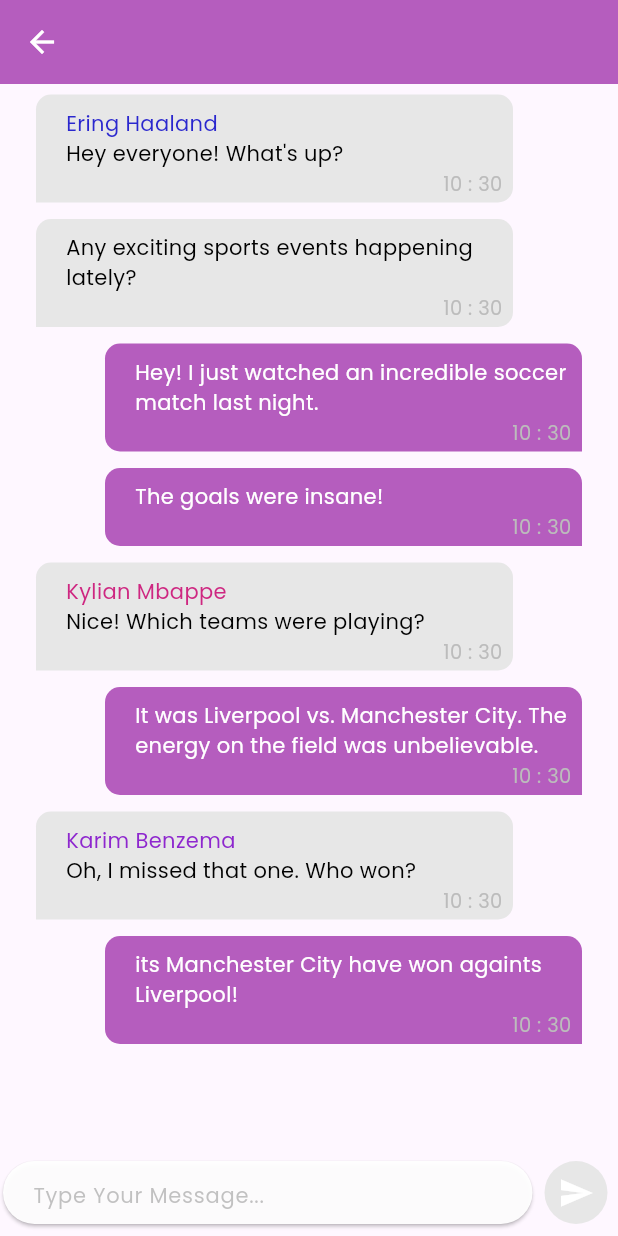
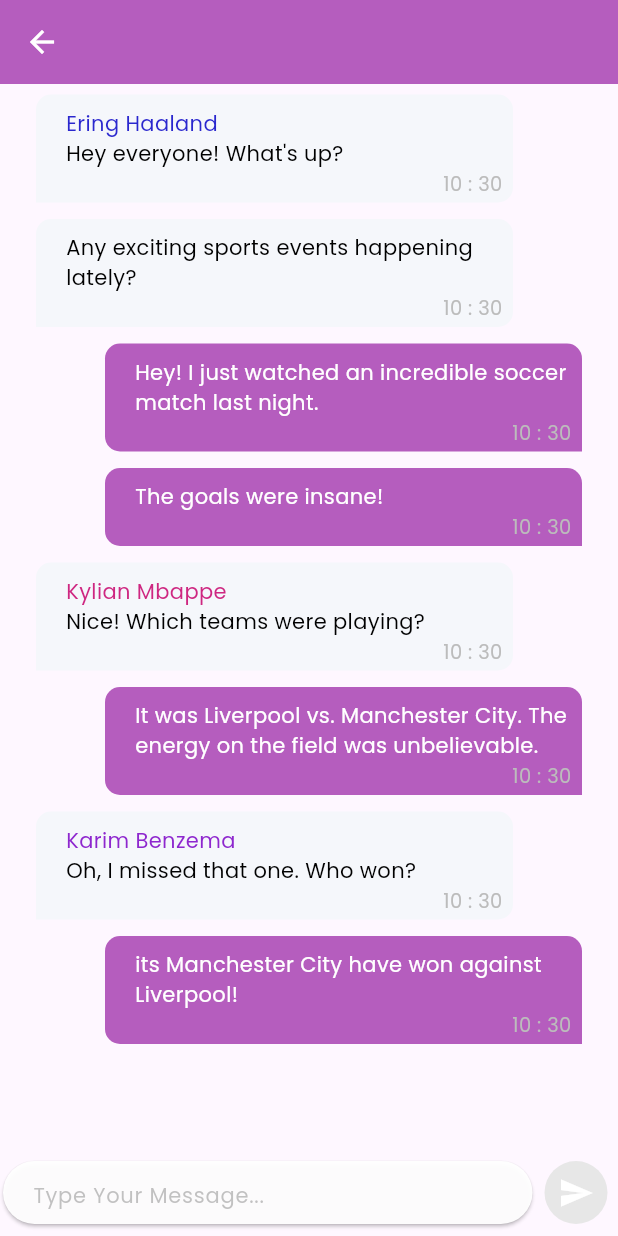
Before and after one commit to josuastg/HobiHub, a Flutter app: the ChatScreen screen opened directly with empty values, on a phone screen of 412 x 824 dp. Run offline on Flutter 3.47's test engine with Material 3 defaults, Android fonts, the light colour scheme and no system bars; our stand-ins replace email_validator, firebase_core, flutter_svg; accounts and stored records are empty.

Commit message:
fix in bubblechat, chatscreen, and add litle background color for snackbar in loginscreen

```diff
--- a/lib/screens/chat_screen.dart
+++ b/lib/screens/chat_screen.dart
@@ -63,7 +63,7 @@
           isSelfChat: false,
           time: DateTime.now()),
       Chat(
-          text: "its Manchester City have won againts Liverpool!",
+          text: "its Manchester City have won against Liverpool!",
           name: "Me",
           colorName: "#8E27CE",
           isSelfChat: true,
@@ -100,7 +100,7 @@
                       shouldDisplayName: shouldDisplayNameList[index]);
                 }),
           ),
-          Container(
+          SizedBox(
             height: 50,
             width: MediaQuery.of(context).size.width,
             child: Stack(
@@ -109,7 +109,7 @@
                   alignment: Alignment.bottomCenter,
                   child: Row(
                     children: [
-                      Container(
+                      SizedBox(
                         width: MediaQuery.of(context).size.width - 55,
                         child: Card(
                           margin: const EdgeInsets.only(
--- a/lib/screens/login_screen.dart
+++ b/lib/screens/login_screen.dart
@@ -67,6 +67,7 @@
       ScaffoldMessenger.of(context).showSnackBar(
         const SnackBar(
           content: Text('Logged in successfully!'),
+          backgroundColor: Colors.green,
         ),
       );
 
--- a/lib/widgets/bubble_chat.dart
+++ b/lib/widgets/bubble_chat.dart
@@ -5,17 +5,19 @@
   final Chat chat;
   final bool shouldDisplayName;
 
-  const BubbleChat({super.key, required this.chat, required this.shouldDisplayName});
+  const BubbleChat(
+      {super.key, required this.chat, required this.shouldDisplayName});
 
   @override
   Widget build(BuildContext context) {
-    Color bubbleColor = chat.isSelfChat
-        ? const Color(0xFFB55DBE)
-        : const Color.fromARGB(255, 231, 231, 231);
+    Color bubbleColor =
+        chat.isSelfChat ? const Color(0xFFB55DBE) : const Color(0xFFf5f7fb);
     Color messageColor = chat.isSelfChat ? Colors.white : Colors.black;
-    Color nameColor = Color(int.parse(chat.colorName.replaceAll("#", "0x"))).withOpacity(1.0);
-    return Container(
-      alignment: chat.isSelfChat ? Alignment.centerRight : Alignment.centerLeft,
+    Color nameColor =
+        Color(int.parse(chat.colorName.replaceAll("#", "0x"))).withOpacity(1.0);
+
+    return SizedBox(
+      child: Padding(
         padding: EdgeInsets.only(
             top: chat.isSelfChat ? 7 : 7,
             bottom: chat.isSelfChat ? 4 : 4,
@@ -25,8 +27,7 @@
           margin: chat.isSelfChat
               ? const EdgeInsets.only(left: 70)
               : const EdgeInsets.only(right: 70),
-        padding:
-            const EdgeInsets.only(top: 9, bottom: 3, left: 20, right: 7),
+          padding: const EdgeInsets.only(top: 9, bottom: 3, left: 20, right: 7),
           decoration: BoxDecoration(
             color: bubbleColor,
             borderRadius: chat.isSelfChat
@@ -50,33 +51,31 @@
                   style: TextStyle(
                       color: nameColor,
                       fontSize: 14,
-                  fontWeight: FontWeight.w400
-                ),
+                      fontWeight: FontWeight.w400),
                 ),
               Text(
                 chat.text,
                 style: TextStyle(
                     color: messageColor,
                     fontSize: 14,
-                fontWeight: FontWeight.w400
-              ),
+                    fontWeight: FontWeight.w400),
               ),
               Container(
                 alignment: Alignment.bottomRight,
                 height: 20,
                 width: MediaQuery.of(context).size.width,
                 child: Text(
-                '${chat.time.hour} : ${chat.time.minute}',
+                  '${chat.time.hour} : ${chat.time.minute < 10 ? '0${chat.time.minute}' : chat.time.minute}',
                   style: const TextStyle(
                       color: Color.fromARGB(255, 188, 188, 188),
                       fontSize: 13,
-                  fontWeight: FontWeight.w300
-                ),
+                      fontWeight: FontWeight.w300),
                 ),
               )
             ],
           ),
         ),
+      ),
     );
   }
 }
```
Lines whose indentation alone changed are shown as unchanged.
